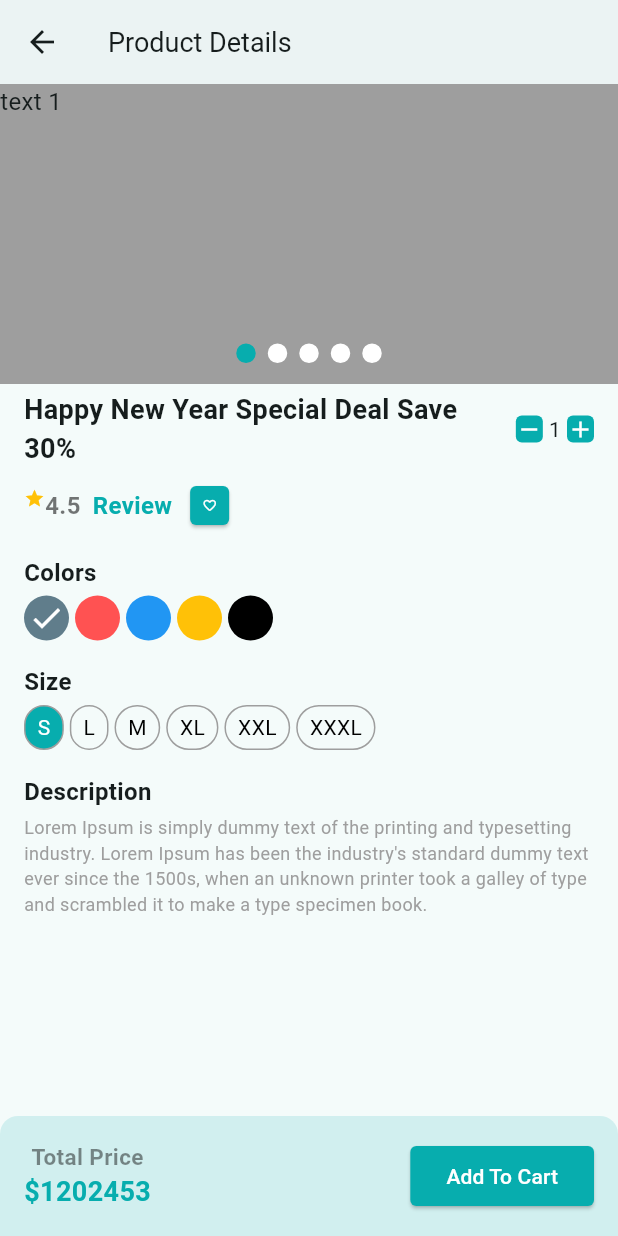
After one commit to ShakibulDeveloper/CraftyBay, a Flutter app: the ProductDetailsScreen screen opened directly, on a phone screen of 412 x 824 dp. The commit adds this screen. Run offline on Flutter 3.47's test engine with Material 3 defaults, Android fonts, the phone set to English and light mode, and no system bars; drawn by our look-alikes of carousel_slider; our stand-ins replace get, pin_code_fields.

Commit message:
product details screen

```diff
--- /dev/null
+++ b/lib/presentation/ui/screens/product_details_screen.dart
@@ -0,0 +1,279 @@
+import 'package:crafty_bay/presentation/ui/utility/app_colors.dart';
+import 'package:crafty_bay/presentation/ui/widgets/product_details/color_selector.dart';
+import 'package:crafty_bay/presentation/ui/widgets/product_details/product_details_carousel.dart';
+import 'package:crafty_bay/presentation/ui/widgets/product_details/size_selector.dart';
+import 'package:flutter/material.dart';
+
+class ProductDetailsScreen extends StatefulWidget {
+  const ProductDetailsScreen({super.key});
+
+  @override
+  State<ProductDetailsScreen> createState() => _ProductDetailsScreenState();
+}
+
+class _ProductDetailsScreenState extends State<ProductDetailsScreen> {
+  int itemCounter = 1;
+
+  List<Color> colors = [
+    Colors.blueGrey,
+    Colors.redAccent,
+    Colors.blue,
+    Colors.amber,
+    Colors.black,
+  ];
+  Color _selectedColor = Colors.blueGrey;
+
+  List<String> size = [
+    'S',
+    'L',
+    'M',
+    'XL',
+    'XXL',
+    'XXXL',
+  ];
+  String _selectedSize = 'S';
+
+  cartIncrement() {
+    itemCounter++;
+    setState(() {});
+  }
+
+  cartDecrement() {
+    if (itemCounter > 1) {
+      itemCounter--;
+      setState(() {});
+    }
+  }
+
+  @override
+  Widget build(BuildContext context) {
+    return Scaffold(
+      appBar: AppBar(
+        backgroundColor: Colors.white,
+        title: const Text(
+          'Product Details',
+          style: TextStyle(
+            fontSize: 18,
+          ),
+        ),
+        elevation: 3,
+      ),
+      body: Column(
+        children: [
+          Expanded(
+            child: SingleChildScrollView(
+              child: Column(
+                children: [
+                  const ProductDetailsCarousel(),
+                  productDetailsBody,
+                ],
+              ),
+            ),
+          ),
+          totalPriceAndAddToCart,
+        ],
+      ),
+    );
+  }
+
+  Padding get productDetailsBody {
+    return Padding(
+      padding: const EdgeInsets.symmetric(horizontal: 16.0),
+      child: Column(
+        crossAxisAlignment: CrossAxisAlignment.start,
+        children: [
+          const SizedBox(height: 4),
+          Row(
+            mainAxisAlignment: MainAxisAlignment.spaceBetween,
+            children: [
+              const Expanded(
+                child: Text(
+                  "Happy New Year Special Deal Save 30%",
+                  style: TextStyle(
+                    fontSize: 18,
+                    fontWeight: FontWeight.w600,
+                  ),
+                ),
+              ),
+              Row(
+                children: [
+                  GestureDetector(
+                    onTap: cartDecrement,
+                    child: Container(
+                      decoration: const BoxDecoration(
+                        borderRadius: BorderRadius.all(
+                          Radius.circular(4.0),
+                        ),
+                        color: AppColors.primaryColor,
+                      ),
+                      child: const Icon(
+                        Icons.remove,
+                        size: 18,
+                        color: Colors.white,
+                      ),
+                    ),
+                  ),
+                  const SizedBox(width: 4),
+                  Text(itemCounter.toString()),
+                  const SizedBox(width: 4),
+                  GestureDetector(
+                    onTap: () {
+                      cartIncrement();
+                    },
+                    child: Container(
+                      decoration: const BoxDecoration(
+                        borderRadius: BorderRadius.all(
+                          Radius.circular(4.0),
+                        ),
+                        color: AppColors.primaryColor,
+                      ),
+                      child: const Icon(
+                        Icons.add,
+                        size: 18,
+                        color: Colors.white,
+                      ),
+                    ),
+                  ),
+                ],
+              ),
+            ],
+          ),
+          const SizedBox(height: 8),
+          Row(
+            children: [
+              const Wrap(
+                children: [
+                  Icon(
+                    Icons.star,
+                    size: 14,
+                    color: Colors.amber,
+                  ),
+                  Text(
+                    "4.5",
+                    style: TextStyle(
+                      fontSize: 16,
+                      fontWeight: FontWeight.w600,
+                      color: Colors.black54,
+                    ),
+                  ),
+                ],
+              ),
+              const SizedBox(width: 8),
+              const Text(
+                "Review",
+                style: TextStyle(
+                  fontSize: 16,
+                  fontWeight: FontWeight.w600,
+                  color: AppColors.primaryColor,
+                ),
+              ),
+              const SizedBox(width: 8),
+              Card(
+                color: AppColors.primaryColor,
+                shape: RoundedRectangleBorder(
+                    borderRadius: BorderRadius.circular(4)),
+                child: const Padding(
+                  padding: EdgeInsets.all(8.0),
+                  child: Icon(
+                    Icons.favorite_outline_rounded,
+                    size: 10,
+                    color: Colors.white,
+                  ),
+                ),
+              ),
+            ],
+          ),
+          const SizedBox(height: 16),
+          const Text(
+            "Colors",
+            style: TextStyle(
+              fontSize: 16,
+              fontWeight: FontWeight.w600,
+            ),
+          ),
+          const SizedBox(height: 4),
+          ColorSelector(
+            colors: colors,
+            onChange: (selectedColor) {
+              _selectedColor = selectedColor;
+            },
+          ),
+          const SizedBox(height: 16),
+          const Text(
+            "Size",
+            style: TextStyle(
+              fontSize: 16,
+              fontWeight: FontWeight.w600,
+            ),
+          ),
+          const SizedBox(height: 4),
+          SizeSelector(
+            size: size,
+            onChange: (selectedSize) {
+              _selectedSize = selectedSize;
+            },
+          ),
+          const SizedBox(height: 16),
+          const Text(
+            "Description",
+            style: TextStyle(
+              fontSize: 16,
+              fontWeight: FontWeight.w600,
+            ),
+          ),
+          const SizedBox(height: 4),
+          const Text(
+            "Lorem Ipsum is simply dummy text of the printing and "
+            "typesetting industry. Lorem Ipsum has been the "
+            "industry's standard dummy text ever since the 1500s, "
+            "when an unknown printer took a galley "
+            "of type and scrambled it to make a type specimen book.",
+            style: TextStyle(
+              fontSize: 12,
+              color: Colors.grey,
+            ),
+          ),
+        ],
+      ),
+    );
+  }
+
+  Container get totalPriceAndAddToCart {
+    return Container(
+      padding: const EdgeInsets.all(16),
+      decoration: BoxDecoration(
+        borderRadius: const BorderRadius.only(
+          topRight: Radius.circular(12),
+          topLeft: Radius.circular(12),
+        ),
+        color: AppColors.primaryColor.withOpacity(0.15),
+      ),
+      child: Row(
+        mainAxisAlignment: MainAxisAlignment.spaceBetween,
+        children: [
+          const Column(
+            children: [
+              Text(
+                "Total Price",
+                style: TextStyle(
+                  fontSize: 15,
+                  fontWeight: FontWeight.w600,
+                  color: Colors.black45,
+                ),
+              ),
+              Text(
+                "\$1202453",
+                style: TextStyle(
+                  fontSize: 18,
+                  fontWeight: FontWeight.w600,
+                  color: AppColors.primaryColor,
+                ),
+              ),
+            ],
+          ),
+          ElevatedButton(onPressed: () {}, child: const Text("Add To Cart")),
+        ],
+      ),
+    );
+  }
+}
--- a/lib/presentation/ui/widgets/product_card_item.dart
+++ b/lib/presentation/ui/widgets/product_card_item.dart
@@ -1,6 +1,8 @@
+import 'package:crafty_bay/presentation/ui/screens/product_details_screen.dart';
 import 'package:crafty_bay/presentation/ui/utility/app_colors.dart';
 import 'package:crafty_bay/presentation/ui/utility/assets_path.dart';
 import 'package:flutter/material.dart';
+import 'package:get/get.dart';
 
 class ProductCardItem extends StatelessWidget {
   const ProductCardItem({
@@ -11,6 +13,10 @@ class ProductCardItem extends StatelessWidget {
   Widget build(BuildContext context) {
     return SizedBox(
       width: 120,
+      child: GestureDetector(
+        onTap: () {
+          Get.to(const ProductDetailsScreen());
+        },
         child: Card(
           child: Column(
             crossAxisAlignment: CrossAxisAlignment.start,
@@ -89,6 +95,7 @@ class ProductCardItem extends StatelessWidget {
             ],
           ),
         ),
+      ),
     );
   }
 }
--- /dev/null
+++ b/lib/presentation/ui/widgets/product_details/color_selector.dart
@@ -0,0 +1,57 @@
+import 'package:flutter/material.dart';
+
+class ColorSelector extends StatefulWidget {
+  final List<Color> colors;
+  final Function(Color) onChange;
+
+  const ColorSelector({
+    super.key,
+    required this.colors,
+    required this.onChange,
+  });
+
+  @override
+  State<ColorSelector> createState() => _ColorSelectorState();
+}
+
+class _ColorSelectorState extends State<ColorSelector> {
+  late Color _selectedColor;
+
+  @override
+  void initState() {
+    super.initState();
+    _selectedColor = widget.colors.first;
+  }
+
+  @override
+  Widget build(BuildContext context) {
+    return Row(
+      children: widget.colors
+          .map(
+            (c) => Padding(
+              padding: const EdgeInsets.only(right: 4),
+              child: GestureDetector(
+                onTap: () {
+                  _selectedColor = c;
+                  widget.onChange(c);
+                  if (mounted) {
+                    setState(() {});
+                  }
+                },
+                child: CircleAvatar(
+                  radius: 15,
+                  backgroundColor: c,
+                  child: _selectedColor == c
+                      ? const Icon(
+                          Icons.done,
+                          color: Colors.white,
+                        )
+                      : null,
+                ),
+              ),
+            ),
+          )
+          .toList(),
+    );
+  }
+}
--- /dev/null
+++ b/lib/presentation/ui/widgets/product_details/product_details_carousel.dart
@@ -0,0 +1,84 @@
+import 'package:carousel_slider/carousel_slider.dart';
+import 'package:crafty_bay/presentation/ui/utility/app_colors.dart';
+import 'package:flutter/material.dart';
+
+class ProductDetailsCarousel extends StatefulWidget {
+  final double? height;
+  const ProductDetailsCarousel({
+    super.key,
+    this.height,
+  });
+
+  @override
+  State<ProductDetailsCarousel> createState() => _ProductDetailsCarouselState();
+}
+
+class _ProductDetailsCarouselState extends State<ProductDetailsCarousel> {
+  final ValueNotifier<int> _currentIndex = ValueNotifier(0);
+
+  @override
+  Widget build(BuildContext context) {
+    return Stack(
+      children: [
+        CarouselSlider(
+          options: CarouselOptions(
+            height: widget.height ?? 200.0,
+            onPageChanged: (index, reason) {
+              _currentIndex.value = index;
+            },
+            autoPlay: false,
+            viewportFraction: 1,
+          ),
+          items: [1, 2, 3, 4, 5].map((i) {
+            return Builder(
+              builder: (BuildContext context) {
+                return Container(
+                    width: MediaQuery.of(context).size.width,
+                    decoration: const BoxDecoration(
+                      color: Colors.grey,
+                    ),
+                    child: Text(
+                      'text $i',
+                      style: const TextStyle(fontSize: 16.0),
+                    ));
+              },
+            );
+          }).toList(),
+        ),
+        const SizedBox(height: 4),
+        Positioned(
+          bottom: 10,
+          left: 0,
+          right: 0,
+          child: ValueListenableBuilder(
+            valueListenable: _currentIndex,
+            builder: (context, index, _) {
+              return Row(
+                mainAxisAlignment: MainAxisAlignment.center,
+                children: [
+                  for (int i = 0; i < 5; i++)
+                    Container(
+                      height: 13,
+                      width: 13,
+                      margin: const EdgeInsets.all(4),
+                      decoration: BoxDecoration(
+                        color: i == _currentIndex.value
+                            ? AppColors.primaryColor
+                            : Colors.white,
+                        border: Border.all(
+                          color: i == _currentIndex.value
+                              ? AppColors.primaryColor
+                              : Colors.white,
+                        ),
+                        borderRadius: BorderRadius.circular(50),
+                      ),
+                    ),
+                ],
+              );
+            },
+          ),
+        ),
+      ],
+    );
+  }
+}
--- /dev/null
+++ b/lib/presentation/ui/widgets/product_details/size_selector.dart
@@ -0,0 +1,63 @@
+import 'package:crafty_bay/presentation/ui/utility/app_colors.dart';
+import 'package:flutter/material.dart';
+
+class SizeSelector extends StatefulWidget {
+  final List<String> size;
+  final Function(String) onChange;
+
+  const SizeSelector({
+    super.key,
+    required this.size,
+    required this.onChange,
+  });
+
+  @override
+  State<SizeSelector> createState() => _SizeSelectorState();
+}
+
+class _SizeSelectorState extends State<SizeSelector> {
+  late String _selectedSize;
+
+  @override
+  void initState() {
+    super.initState();
+    _selectedSize = widget.size.first;
+  }
+
+  @override
+  Widget build(BuildContext context) {
+    return Row(
+      children: widget.size
+          .map(
+            (s) => Padding(
+              padding: const EdgeInsets.only(right: 4),
+              child: GestureDetector(
+                onTap: () {
+                  _selectedSize = s;
+                  widget.onChange(s);
+                  if (mounted) {
+                    setState(() {});
+                  }
+                },
+                child: Container(
+                  padding:
+                      const EdgeInsets.symmetric(horizontal: 8, vertical: 4),
+                  decoration: BoxDecoration(
+                    borderRadius: BorderRadius.circular(30),
+                    border: Border.all(color: Colors.grey),
+                    color: _selectedSize == s ? AppColors.primaryColor : null,
+                  ),
+                  child: Text(
+                    s,
+                    style: TextStyle(
+                      color: _selectedSize == s ? Colors.white : Colors.black,
+                    ),
+                  ),
+                ),
+              ),
+            ),
+          )
+          .toList(),
+    );
+  }
+}
```
Lines whose indentation alone changed are shown as unchanged.
